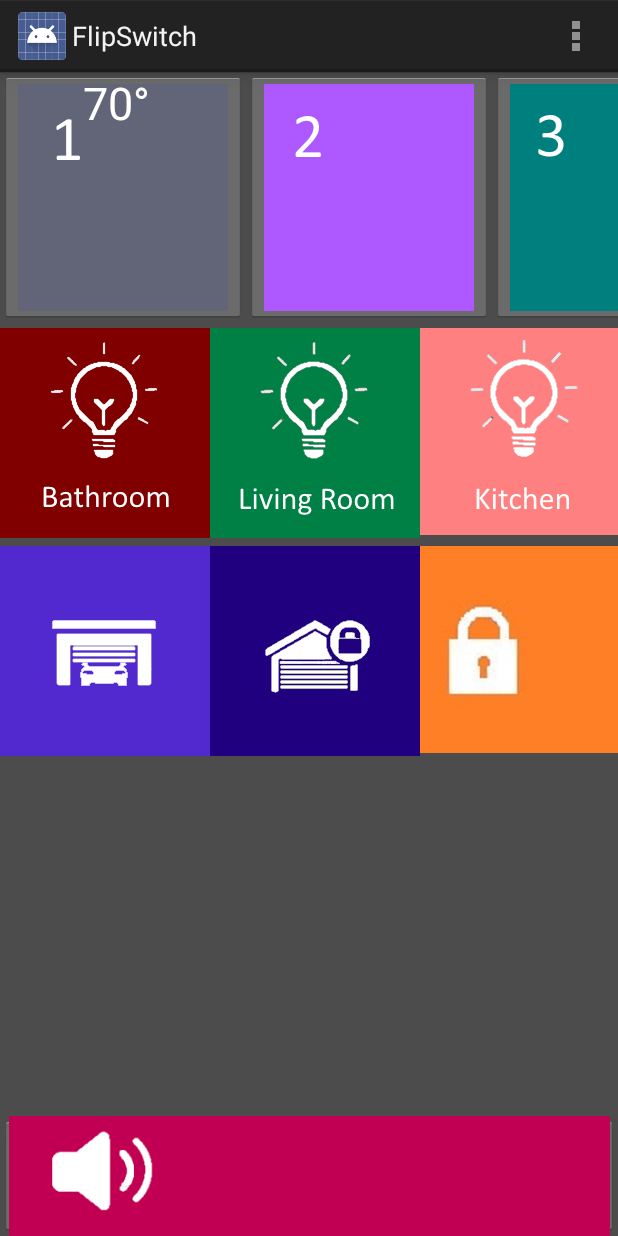
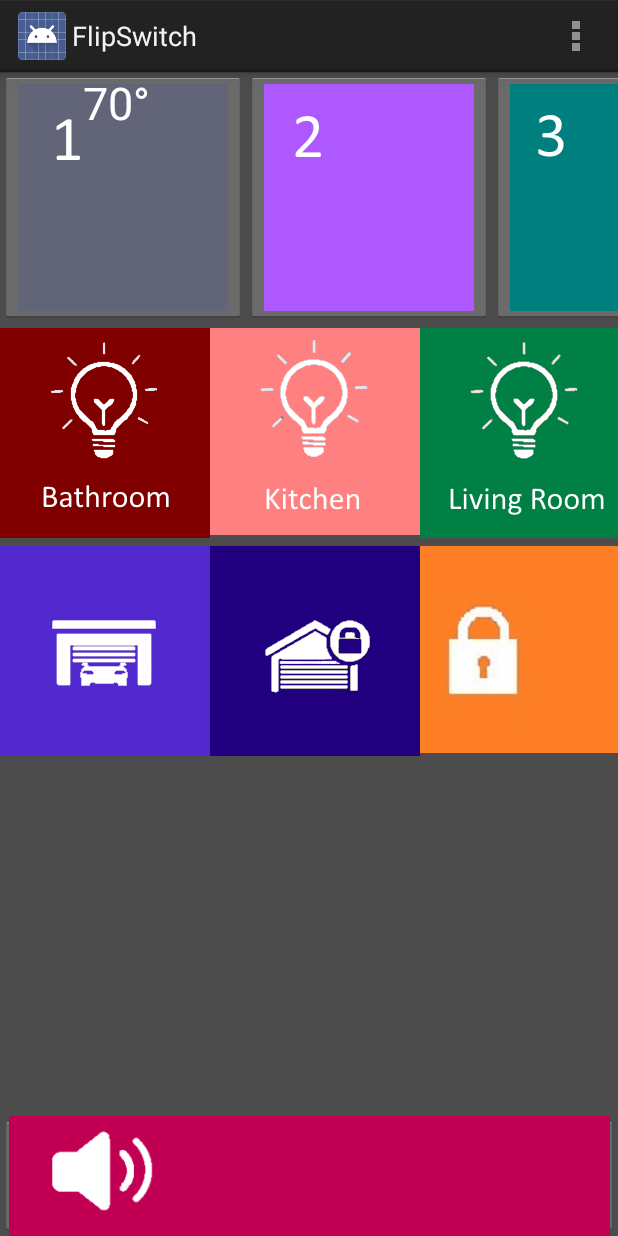
Before and after one commit to rbare1/FlipSwitch, an Android app: the screen it shows after launch (MyActivity), on a phone screen of 412 x 824 dp. Run offline under Robolectric (Android 15) with nearby library versions, the phone set to English and light mode, and no system bars.

Commit message:
commit to pull

```diff
--- a/app/src/main/res/layout/activity_my.xml
+++ b/app/src/main/res/layout/activity_my.xml
@@ -100,6 +100,16 @@ android:id="@+id/MyActivity"
                 android:layout_alignParentEnd="true" />
 
             <ImageButton
+                android:layout_width="140dp"
+                android:layout_height="138dp"
+                android:id="@+id/lightButton"
+                android:src="@drawable/kitchen_light_icon"
+                android:layout_toEndOf="@+id/imageButton2"
+                android:layout_alignBottom="@+id/horizontalScrollView8"
+                android:layout_toLeftOf="@+id/tempButton"
+                android:layout_toStartOf="@+id/tempButton" />
+
+            <ImageButton
 
                 android:layout_width="140dp"
                 android:layout_height="140dp"
@@ -108,16 +118,6 @@ android:id="@+id/MyActivity"
                 android:layout_below="@+id/horizontalScrollView3"
                 android:layout_toLeftOf="@+id/lockButton"
                 android:layout_toStartOf="@+id/lockButton" />
-
-            <ImageButton
-                android:layout_width="140dp"
-                android:layout_height="138dp"
-                android:id="@+id/lightButton"
-                android:src="@drawable/kitchen_light_icon"
-                android:layout_toEndOf="@+id/imageButton2"
-                android:layout_alignBottom="@+id/horizontalScrollView8"
-                android:layout_toLeftOf="@+id/tempButton"
-                android:layout_toStartOf="@+id/tempButton" />
 
             <ImageButton
                 android:layout_width="140dp"
```
